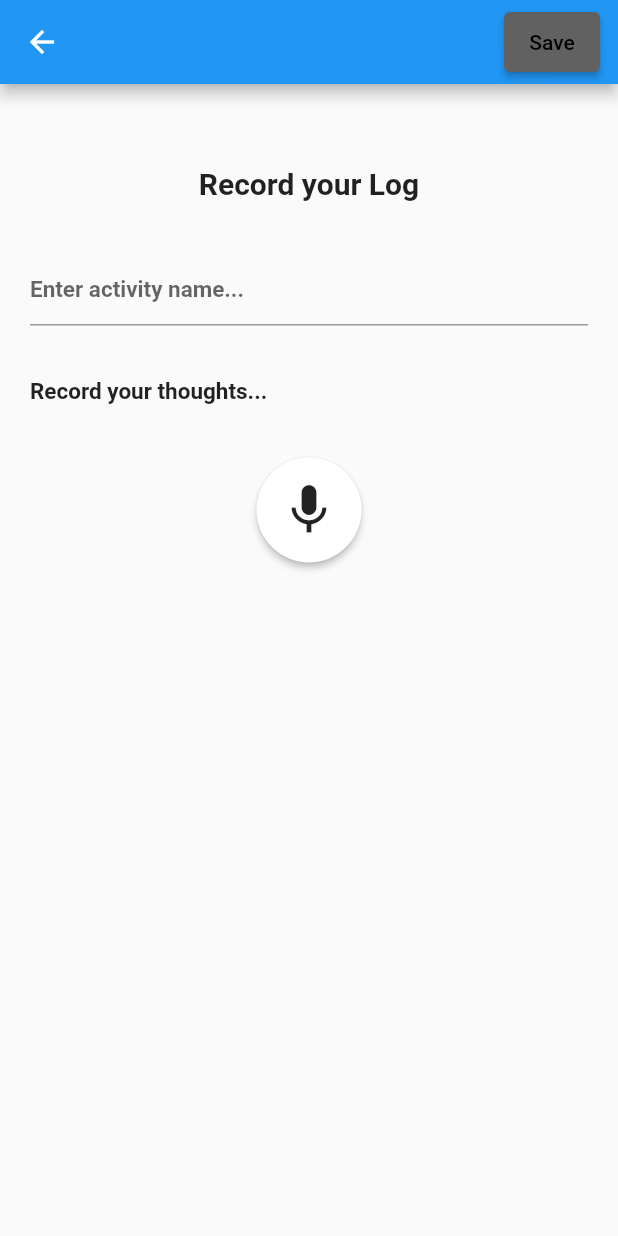
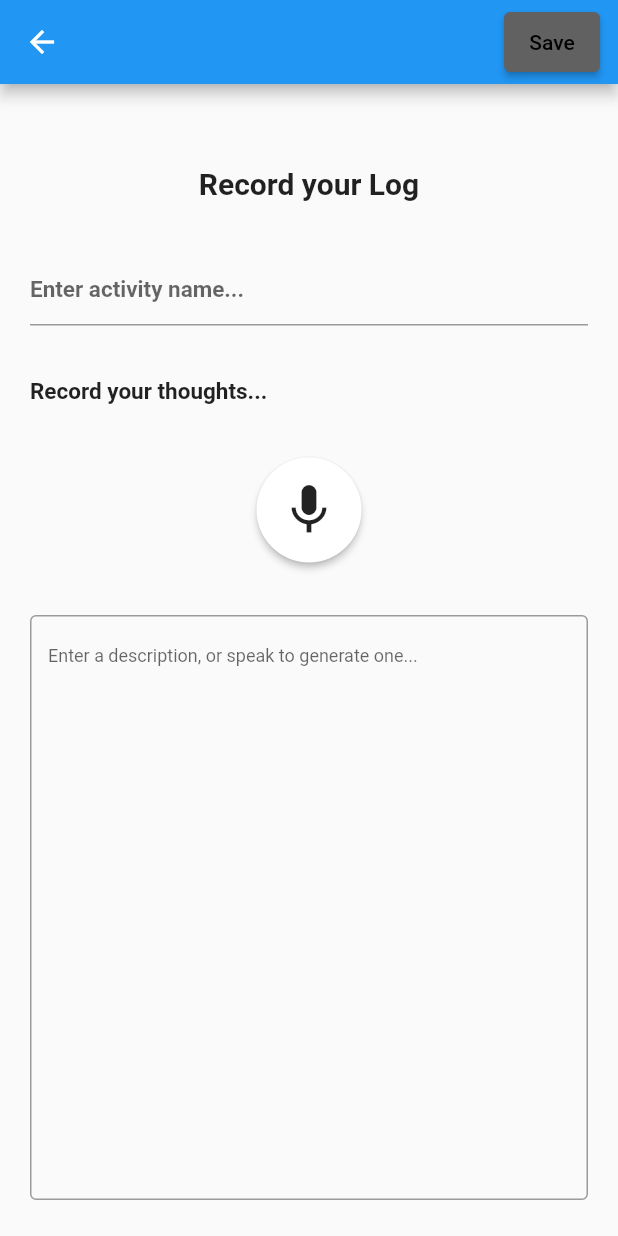
Before and after one commit to mr-jw/fitness-journal-mobile-app, a Flutter app: the AddEditActivityPage screen opened directly, after a tap on the "mic" icon, on a phone screen of 412 x 824 dp. Run offline on Flutter 3.47's test engine with Material 2 defaults, Android fonts, the phone set to English and light mode, and no system bars; our stand-ins replace permission_handler, speech_to_text, sqflite; missing offline and left inert: flutter_sound_lite; accounts and stored records are empty.

Commit message:
file path of audio file stored in database

```diff
--- /dev/null
+++ b/lib/api/sound_recorder.dart
@@ -0,0 +1,122 @@
+import 'package:permission_handler/permission_handler.dart';
+import 'package:flutter_sound_lite/flutter_sound.dart';
+import 'package:path_provider/path_provider.dart';
+
+import 'dart:io';
+import 'dart:typed_data';
+
+class SoundRecorder {
+  // sound recorder attributes.
+  FlutterSoundRecorder? _audioRecorder;
+  bool _isRecorderInitialised = false;
+  bool get isRecording => _audioRecorder!.isRecording;
+
+  // file storage attributes.
+  String completePath = "";
+  String directoryPath = "";
+  String filename = "audio-file";
+
+  Future init() async {
+    _audioRecorder = FlutterSoundRecorder();
+
+    final statusMic = await Permission.microphone.request();
+    if (statusMic != PermissionStatus.granted) {
+      throw RecordingPermissionException('Microphone permission not granted');
+    }
+
+    final statusStorage = await Permission.storage.request();
+    if (statusStorage != PermissionStatus.granted) {
+      throw Exception('Storage permission required.');
+    }
+
+    await _audioRecorder!.openAudioSession();
+
+    // initialise directory.
+    directoryPath = await _directoryPath();
+    completePath = await _completePath(directoryPath);
+
+    _createDirectory();
+    _createFile();
+
+    // initialisation complete...
+    _isRecorderInitialised = true;
+  }
+
+  void dispose() {
+    if (!_isRecorderInitialised) return;
+    _audioRecorder!.closeAudioSession();
+    _audioRecorder = null;
+    _isRecorderInitialised = false;
+  }
+
+  Future record() async {
+    if (!_isRecorderInitialised) return;
+    await _audioRecorder!.startRecorder(
+      toFile: completePath,
+      numChannels: 1,
+      sampleRate: 44100,
+    );
+  }
+
+  Future stop() async {
+    if (!_isRecorderInitialised) return;
+    await _audioRecorder!.stopRecorder();
+  }
+
+  Future toggleRecording() async {
+    if (_audioRecorder!.isStopped) {
+      await record();
+    } else {
+      await stop();
+    }
+  }
+
+  // ----- FILE STORAGE -----
+
+  Future<String> _completePath(String directory) async {
+    var fileName = _getFileName();
+    return "$directory$fileName";
+  }
+
+  Future<String> _directoryPath() async {
+    var directory = await getExternalStorageDirectory();
+    var directoryPath = directory!.path;
+    return "$directoryPath/recordings/";
+  }
+
+  String getCompletePath() {
+    var fileName = _getFileName();
+    return "$directoryPath$fileName";
+  }
+
+  String _getFileName() {
+    // The fileName variable is not getting set correctly.
+    return "$filename.wav";
+  }
+
+  void setFileName(String filename) {
+    this.filename = filename;
+  }
+
+  Future _createFile() async {
+    File(completePath).create(recursive: true).then((File file) async {
+      // write to file.
+      Uint8List bytes = await file.readAsBytes();
+      file.writeAsBytes(bytes);
+    });
+  }
+
+  void _createDirectory() async {
+    bool directoryCreated = await Directory(directoryPath).exists();
+    if (!directoryCreated) {
+      Directory(directoryPath).create().then((Directory directory) {});
+    }
+  }
+
+  Future changeFileNameOnly(File file, String newFileName) {
+    var path = file.path;
+    var lastSeparator = path.lastIndexOf(Platform.pathSeparator);
+    var newPath = path.substring(0, lastSeparator + 1) + newFileName;
+    return file.rename(newPath);
+  }
+}
--- a/lib/db/activity_database.dart
+++ b/lib/db/activity_database.dart
@@ -32,7 +32,9 @@ class ActivityDatabase {
 CREATE TABLE $tableActivities (
   ${ActivityFields.id} $idType,
   ${ActivityFields.title} $textType,
-  ${ActivityFields.createdDate} $textType
+  ${ActivityFields.description} $textType,
+  ${ActivityFields.createdDate} $textType,
+  ${ActivityFields.audioPath} $textType
 )
 ''');
   }
--- a/lib/main.dart
+++ b/lib/main.dart
@@ -11,7 +11,7 @@ class MyApp extends StatelessWidget {
   const MyApp({super.key});
 
   @override
-  Widget build(BuildContext context) => MaterialApp(
+  Widget build(BuildContext context) => const MaterialApp(
         debugShowCheckedModeBanner: false,
         title: title,
         home: ActivityPage(),
--- a/lib/model/activity.dart
+++ b/lib/model/activity.dart
@@ -3,45 +3,59 @@ const String tableActivities = 'activities';
 class ActivityFields {
   static final List<String> values = [
     // add all fields
-    id, title, createdDate,
+    id, title, description, createdDate, audioPath,
   ];
 
   static const String id = '_id';
   static const String title = 'title';
+  static const String description = 'description';
   static const String createdDate = 'date';
+  static const String audioPath = 'audioPath';
 }
 
 class Activity {
   final int? id;
   final String title;
+  final String description;
   final DateTime createdDate;
+  final String audioPath;
 
   const Activity({
     this.id,
     required this.title,
+    required this.description,
     required this.createdDate,
+    required this.audioPath,
   });
 
   Activity copy({
     int? id,
     String? title,
+    String? description,
     DateTime? createdDate,
+    String? audioPath,
   }) =>
       Activity(
         id: id ?? this.id,
         title: title ?? this.title,
+        description: description ?? this.description,
         createdDate: createdDate ?? this.createdDate,
+        audioPath: audioPath ?? this.audioPath,
       );
 
   static Activity fromJSON(Map<String, Object?> json) => Activity(
         id: json[ActivityFields.id] as int?,
         title: json[ActivityFields.title] as String,
+        description: json[ActivityFields.description] as String,
         createdDate: DateTime.parse(json[ActivityFields.createdDate] as String),
+        audioPath: json[ActivityFields.audioPath] as String,
       );
 
   Map<String, Object?> toJSON() => {
         ActivityFields.id: id,
         ActivityFields.title: title,
+        ActivityFields.description: description,
         ActivityFields.createdDate: createdDate.toIso8601String(),
+        ActivityFields.audioPath: audioPath,
       };
 }
--- a/lib/pages/activity_detail_page.dart
+++ b/lib/pages/activity_detail_page.dart
@@ -58,14 +58,14 @@ class _ActivityDetailPageState extends State<ActivityDetailPage> {
                     Text(
                       "Activity carried out at ${DateFormat.jm().format(activity.createdDate)}",
                     ),
-
-                    /*
-                    SizedBox(height: 8),
+                    const SizedBox(height: 8),
                     Text(
                       activity.description,
-                      style: TextStyle(color: Colors.white70, fontSize: 18),
+                    ),
+                    const SizedBox(height: 8),
+                    Text(
+                      "Audio filepath name: ${activity.audioPath}",
                     )
-                    */
                   ],
                 ),
               ),
--- a/lib/pages/edit_activity_page.dart
+++ b/lib/pages/edit_activity_page.dart
@@ -1,3 +1,5 @@
+import 'dart:io';
+
 import 'package:flutter/material.dart';
 import 'package:fitness_tracker/widgets/activity_form_widget.dart';
 import 'package:fitness_tracker/db/activity_database.dart';
@@ -17,12 +19,18 @@ class AddEditActivityPage extends StatefulWidget {
 class _AddEditActivityPageState extends State<AddEditActivityPage> {
   final _formKey = GlobalKey<FormState>();
   late String title;
+  late String description;
+
+  late String recordingFilePath;
+  late String newRecordingName;
 
   @override
   void initState() {
     super.initState();
 
     title = widget.activity?.title ?? '';
+    description = widget.activity?.description ?? '';
+    recordingFilePath = widget.activity?.audioPath ?? '';
   }
 
   @override
@@ -33,12 +41,27 @@ class _AddEditActivityPageState extends State<AddEditActivityPage> {
         body: Form(
           key: _formKey,
           child: ActivityFormWidget(
-            /*
-            isImportant: isImportant,
-            number: number,
-            */
+            // nice attempt, but something is not working correctly.
+            // fileName isn't being given a value in SoundRecorder.
+            // database is storing the file path correctly.
+            fullAudioFilePathCallBack: (p0) {
+              setState(() {
+                // recordings/.wav + title.
+                recordingFilePath = p0;
+                newRecordingName = "$title-recording";
+              });
+            },
             title: title,
-            onChangedTitle: (title) => setState(() => this.title = title),
+            description: description,
+            onChangedTitle: (title) => setState(() {
+              // when the title in form is changed or given a name,
+              // update this activity title to the new value.
+              this.title = title;
+
+              newRecordingName = "$title-recording";
+            }),
+            onChangedDescription: (description) =>
+                setState(() => this.description = description),
           ),
         ),
       );
@@ -65,6 +88,8 @@ class _AddEditActivityPageState extends State<AddEditActivityPage> {
     if (isValid) {
       final isUpdating = widget.activity != null;
 
+      processRecording();
+
       if (isUpdating) {
         await updateActivity();
       } else {
@@ -85,10 +110,25 @@ class _AddEditActivityPageState extends State<AddEditActivityPage> {
 
   Future addActivity() async {
     final activity = Activity(
-      title: title,
-      createdDate: DateTime.now(),
-    );
+        title: title,
+        description: description,
+        createdDate: DateTime.now(),
+        audioPath: recordingFilePath);
 
     await ActivityDatabase.instance.create(activity);
   }
+
+  Future processRecording() {
+    File recording = File(recordingFilePath);
+    return changeFileNameOnly(recording, newRecordingName);
+  }
+
+  // tmp function to test renaming.
+  Future changeFileNameOnly(File file, String newFileName) {
+    var path = file.path;
+    var lastSeparator = path.lastIndexOf(Platform.pathSeparator);
+    var newPath = "${path.substring(0, lastSeparator + 1)}$newFileName.wav";
+    recordingFilePath = newPath;
+    return file.rename(newPath);
+  }
 }
--- a/lib/widgets/activity_card_widget.dart
+++ b/lib/widgets/activity_card_widget.dart
@@ -39,7 +39,7 @@ class ActivityCardWidget extends StatelessWidget {
           crossAxisAlignment: CrossAxisAlignment.start,
           children: [
             Text(
-              activity.title,
+              "Activity ${index + 1}: ${activity.title}",
               style: const TextStyle(
                 fontSize: 20,
                 fontWeight: FontWeight.normal,
--- a/lib/widgets/activity_form_widget.dart
+++ b/lib/widgets/activity_form_widget.dart
@@ -1,14 +1,46 @@
 import 'package:flutter/material.dart';
+import 'package:speech_to_text/speech_to_text.dart';
+import 'package:fitness_tracker/api/sound_recorder.dart';
+import 'package:path_provider/path_provider.dart';
+import 'dart:io';
 
-class ActivityFormWidget extends StatelessWidget {
+class ActivityFormWidget extends StatefulWidget {
+  final Function(String) fullAudioFilePathCallBack;
   final String? title;
+  final String? description;
   final ValueChanged<String> onChangedTitle;
+  final ValueChanged<String> onChangedDescription;
 
   const ActivityFormWidget({
     Key? key,
     this.title = '',
+    this.description = '',
     required this.onChangedTitle,
+    required this.onChangedDescription,
+    required this.fullAudioFilePathCallBack,
   }) : super(key: key);
+
+  @override
+  State<ActivityFormWidget> createState() => _ActivityFormWidgetState();
+}
+
+class _ActivityFormWidgetState extends State<ActivityFormWidget> {
+  final soundRecorder = SoundRecorder();
+
+  @override
+  void initState() {
+    super.initState();
+
+    // set the file name to a temporary name, initialise the sound recorder.
+    soundRecorder.setFileName("tmpActivityRecording");
+    soundRecorder.init();
+  }
+
+  @override
+  void dispose() {
+    super.dispose();
+    soundRecorder.dispose();
+  }
 
   @override
   Widget build(BuildContext context) => SingleChildScrollView(
@@ -17,8 +49,8 @@ class ActivityFormWidget extends StatelessWidget {
           child: Column(
             mainAxisSize: MainAxisSize.min,
             children: [
-              formSpacing(),
-              Text(
+              const SizedBox(height: 35),
+              const Text(
                 "Record your Log",
                 textAlign: TextAlign.center,
                 style: TextStyle(
@@ -26,24 +58,26 @@ class ActivityFormWidget extends StatelessWidget {
                   fontWeight: FontWeight.bold,
                 ),
               ),
-              formSpacing(),
+              const SizedBox(height: 35),
               buildTitle(),
-              formSpacing(),
-              audioDescription(),
-              formSpacing(),
-              recordAudioButton(),
+              const SizedBox(height: 35),
+              audioRecorderWidget(),
+              const SizedBox(height: 35),
+              buildDescription(),
             ],
           ),
         ),
       );
 
-  Column audioDescription() {
+  Widget audioRecorderWidget() {
+    var isRecording = soundRecorder.isRecording;
+    var icon = isRecording ? Icons.stop : Icons.mic;
+
     return Column(
       children: <Widget>[
-        Align(
+        const Align(
           alignment: Alignment.centerLeft,
-          child: Container(
-            child: const Text(
+          child: Text(
             "Record your thoughts...",
             style: TextStyle(
               fontWeight: FontWeight.bold,
@@ -51,30 +85,33 @@ class ActivityFormWidget extends StatelessWidget {
             ),
           ),
         ),
-        )
+        const SizedBox(height: 35),
+        RawMaterialButton(
+          onPressed: () async {
+            await soundRecorder.toggleRecording();
+            isRecording = soundRecorder.isRecording;
+            setState(() {});
+            // pass the recording file path back to edit activity page.
+            widget.fullAudioFilePathCallBack(soundRecorder.getCompletePath());
+          },
+          elevation: 2,
+          fillColor: Colors.white,
+          padding: const EdgeInsets.all(15.0),
+          shape: const CircleBorder(),
+          child: Icon(
+            icon,
+            size: 40.0,
+          ),
+        ),
       ],
     );
   }
 
-  RawMaterialButton recordAudioButton() {
-    return RawMaterialButton(
-      onPressed: () {},
-      elevation: 2,
-      fillColor: Colors.white,
-      padding: const EdgeInsets.all(15.0),
-      shape: const CircleBorder(),
-      child: const Icon(
-        Icons.mic,
-        size: 40.0,
-      ),
-    );
-  }
-
-  SizedBox formSpacing() => const SizedBox(height: 35);
-
-  Widget buildTitle() => TextFormField(
+  Widget buildTitle() {
+    return TextFormField(
       maxLines: 1,
-        initialValue: title,
+      initialValue: widget.title,
+      textCapitalization: TextCapitalization.sentences,
       style: const TextStyle(
         fontWeight: FontWeight.bold,
         fontSize: 15,
@@ -85,6 +122,25 @@ class ActivityFormWidget extends StatelessWidget {
       ),
       validator: (title) =>
           title != null && title.isEmpty ? 'The title cannot be empty' : null,
-        onChanged: onChangedTitle,
+      onChanged: widget.onChangedTitle,
     );
   }
+
+  Widget buildDescription() => TextFormField(
+        maxLines: 25,
+        initialValue: widget.description,
+        textCapitalization: TextCapitalization.sentences,
+        style: const TextStyle(
+          fontWeight: FontWeight.normal,
+          fontSize: 12,
+        ),
+        decoration: const InputDecoration(
+          border: OutlineInputBorder(),
+          hintText: 'Enter a description, or speak to generate one...',
+        ),
+        validator: (title) => title != null && title.isEmpty
+            ? 'The description cannot be empty'
+            : null,
+        onChanged: widget.onChangedDescription,
+      );
+}
--- a/pubspec.yaml
+++ b/pubspec.yaml
@@ -14,6 +14,10 @@ dependencies:
   path: ^1.8.2
   intl: ^0.18.0
   flutter_rating_bar: ^4.0.1
+  permission_handler: ^10.2.0
+  flutter_sound_lite: ^8.5.0
+  path_provider: ^2.0.13
+  speech_to_text: ^6.1.1
 
 dev_dependencies:
   flutter_test:
```
Also changed, not shown: pubspec.lock, 5 other files. Lines whose indentation alone changed are shown as unchanged.
